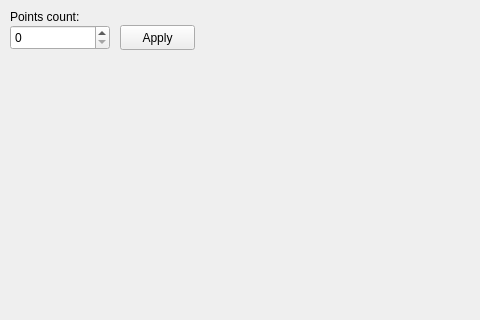
First picture: the form in task1_1.ui, repository SWATOPLUS/ComputationalGeometry, before the edit; both pictures show x 0 to 480 and y 0 to 320 of the 800 by 560 pixel window.
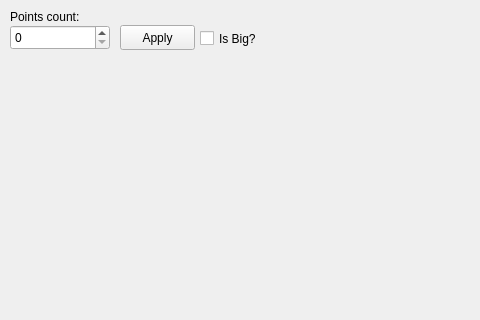
Second picture: the form after the edit.

The edit to the form file:
```diff
--- a/task1_1.ui
+++ b/task1_1.ui
@@ -49,6 +49,30 @@
     <string>Apply</string>
    </property>
   </widget>
+  <widget class="QCheckBox" name="isBigCircleCheckBox">
+   <property name="geometry">
+    <rect>
+     <x>200</x>
+     <y>30</y>
+     <width>70</width>
+     <height>17</height>
+    </rect>
+   </property>
+   <property name="text">
+    <string>Is Big?</string>
+   </property>
+  </widget>
+  <widget class="QWidget" name="verticalLayoutWidget">
+   <property name="geometry">
+    <rect>
+     <x>10</x>
+     <y>60</y>
+     <width>781</width>
+     <height>491</height>
+    </rect>
+   </property>
+   <layout class="QVBoxLayout" name="verticalLayout"/>
+  </widget>
  </widget>
  <resources/>
  <connections/>
```
Left out of the diff: 3 changed lines with no effect on the pictures.
